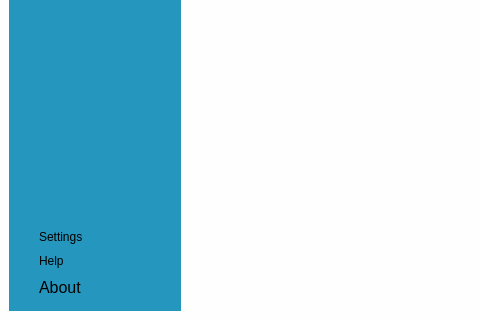
Above: views/main_window.ui from ninohantonio/Store-Management before the change; both pictures show x 0 to 480 and y 293 to 613 of the 1024 by 613 pixel window. Below: the same form after it.
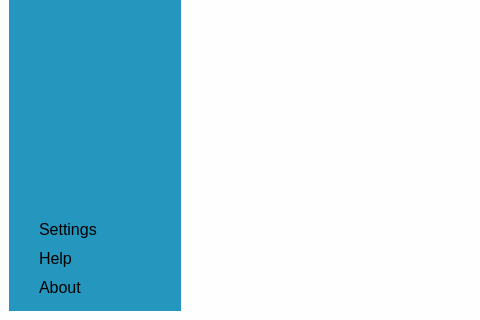
That is the form after the change. The open tabs and pages were chosen to show the change. Icons and pictures are not drawn. Custom widgets are drawn as their Qt base class.

Commit message: customize slide menu

What changed in the file:
```diff
--- a/views/main_window.ui
+++ b/views/main_window.ui
@@ -25,7 +25,7 @@
 	color: #000;
 	border: none;
 }
-#leftMenu{
+#leftMenu,QCustomSlideMenu{
 	background-color: #2596be;
 }
 
@@ -358,16 +358,52 @@
                    </property>
                    <item>
                     <widget class="QPushButton" name="settingBtn">
+                     <property name="font">
+                      <font>
+                       <pointsize>12</pointsize>
+                      </font>
+                     </property>
+                     <property name="cursor">
+                      <cursorShape>PointingHandCursor</cursorShape>
+                     </property>
                      <property name="text">
                       <string>Settings</string>
                      </property>
+                     <property name="icon">
+                      <iconset resource="resources.qrc">
+                       <normaloff>:/icons/icons/settings.png</normaloff>:/icons/icons/settings.png</iconset>
+                     </property>
+                     <property name="iconSize">
+                      <size>
+                       <width>24</width>
+                       <height>24</height>
+                      </size>
+                     </property>
                     </widget>
                    </item>
                    <item>
                     <widget class="QPushButton" name="helpBtn">
+                     <property name="font">
+                      <font>
+                       <pointsize>12</pointsize>
+                      </font>
+                     </property>
+                     <property name="cursor">
+                      <cursorShape>PointingHandCursor</cursorShape>
+                     </property>
                      <property name="text">
                       <string>Help</string>
                      </property>
+                     <property name="icon">
+                      <iconset resource="resources.qrc">
+                       <normaloff>:/icons/icons/about.png</normaloff>:/icons/icons/about.png</iconset>
+                     </property>
+                     <property name="iconSize">
+                      <size>
+                       <width>24</width>
+                       <height>24</height>
+                      </size>
+                     </property>
                     </widget>
                    </item>
                    <item>
@@ -892,6 +928,14 @@
    </layout>
   </widget>
  </widget>
+ <customwidgets>
+  <customwidget>
+   <class>QCustomSlideMenu</class>
+   <extends>QWidget</extends>
+   <header location="global">Custom_Widgets.QCustomSlideMenu.h</header>
+   <container>1</container>
+  </customwidget>
+ </customwidgets>
  <resources>
   <include location="resources.qrc"/>
  </resources>
```
Left out of the diff: 24 changed lines with no effect on the pictures. The commit also changes 12 other files.
